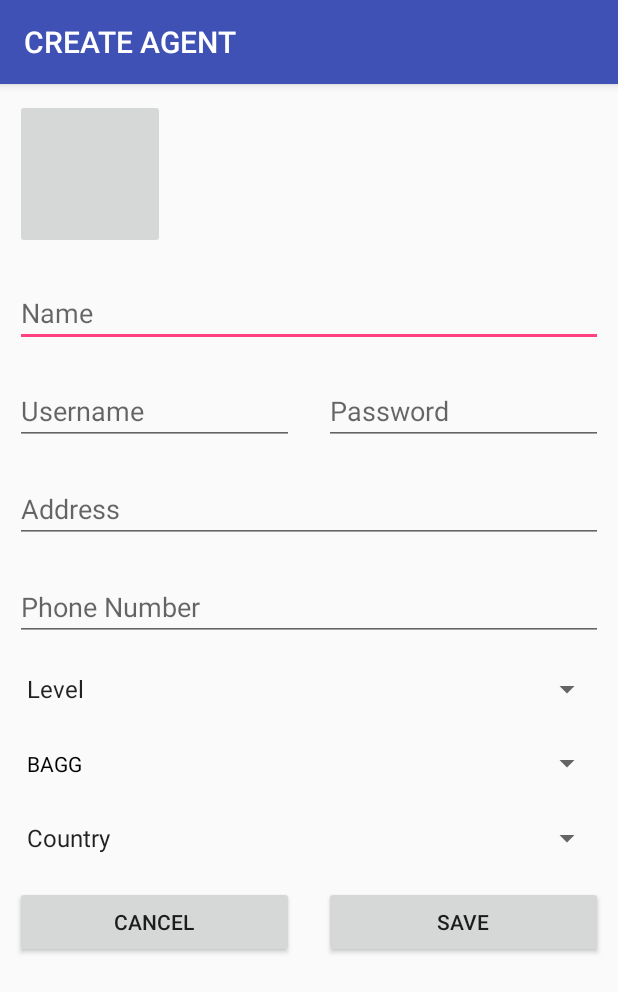
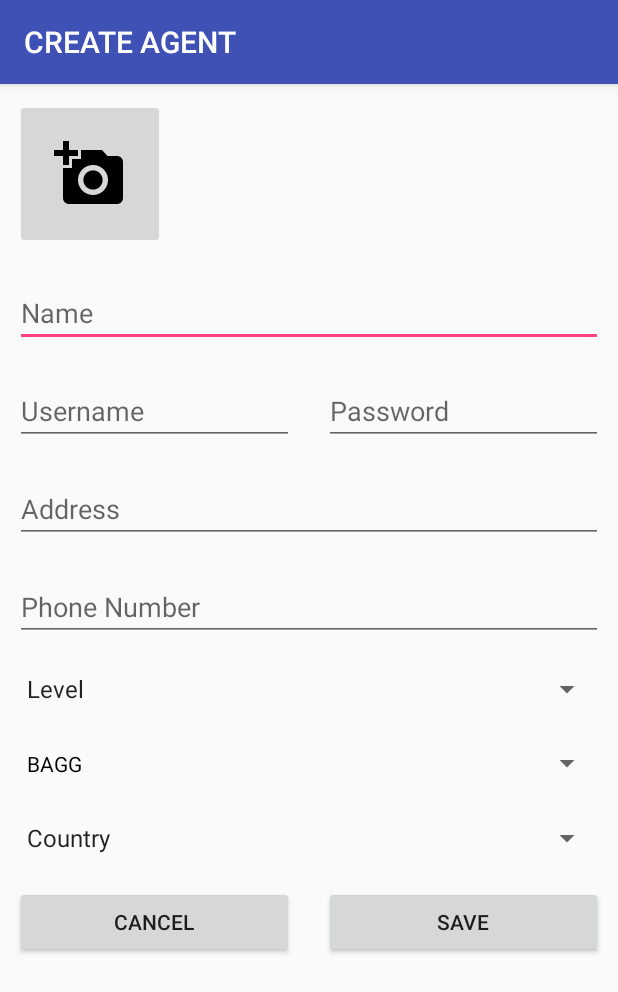
Before and after one commit to alfredofernandes/android-Agents, an Android app: the CreateAgentActivity screen opened directly, with no data from a screen before it, after a tap on "Description", on a phone screen of 412 x 824 dp. Shown: the top 992 px of the screen. Run offline under Robolectric (Android 15) with nearby library versions, the phone set to English and light mode, and no system bars; 1 statement that could not run was skipped.

Commit message:
- adjusted agent photo

```diff
--- a/Agents/app/src/main/AndroidManifest.xml
+++ b/Agents/app/src/main/AndroidManifest.xml
@@ -3,8 +3,6 @@
     package="com.example.alfredorfernandes.agents">
 
     <uses-permission android:name="android.permission.CALL_PHONE" />
-    <uses-permission android:name="android.permission.CAMERA" />
-    <uses-feature android:name="android.hardware.camera" />
 
     <application
         android:name=".App"
--- a/Agents/app/src/main/java/com/example/alfredorfernandes/agents/activities/CreateAgentActivity.java
+++ b/Agents/app/src/main/java/com/example/alfredorfernandes/agents/activities/CreateAgentActivity.java
@@ -1,20 +1,14 @@
 package com.example.alfredorfernandes.agents.activities;
 
 import android.app.Activity;
-import android.content.DialogInterface;
 import android.content.Intent;
-import android.content.pm.PackageManager;
-import android.graphics.Bitmap;
-import android.graphics.BitmapFactory;
+import android.net.Uri;
 import android.provider.MediaStore;
-import android.support.v7.app.AlertDialog;
 import android.support.v7.app.AppCompatActivity;
 import android.os.Bundle;
-import android.util.Base64;
 import android.view.View;
 import android.widget.ArrayAdapter;
 import android.widget.Button;
-import android.widget.EditText;
 import android.widget.ImageButton;
 import android.widget.Spinner;
 import android.widget.Toast;
@@ -27,11 +21,7 @@ import com.example.alfredorfernandes.agents.helper.AgentHelper;
 import com.example.alfredorfernandes.agents.model.Agency;
 import com.example.alfredorfernandes.agents.model.Agent;
 
-import java.io.ByteArrayOutputStream;
 import java.io.File;
-import java.io.FileNotFoundException;
-import java.io.FileOutputStream;
-import java.io.IOException;
 import java.util.List;
 
 public class CreateAgentActivity extends AppCompatActivity {
@@ -39,8 +29,9 @@ public class CreateAgentActivity extends AppCompatActivity {
     private AgentHelper helper;
     private ArrayAdapter<CharSequence> adapter;
     private AgencyAdapter adapterAgency;
-    private Bitmap bitmapPhoto;
+
     private ImageButton photo;
+    private String dirAppPhoto;
 
     private static final int CAMERA_REQUEST = 1888;
 
@@ -64,8 +55,14 @@ public class CreateAgentActivity extends AppCompatActivity {
         photo.setOnClickListener(new View.OnClickListener() {
             @Override
             public void onClick(View v) {
-                Intent cameraIntent = new Intent(android.provider.MediaStore.ACTION_IMAGE_CAPTURE);
-                startActivityForResult(cameraIntent, CAMERA_REQUEST);
+
+                Intent intentCamera = new Intent(MediaStore.ACTION_IMAGE_CAPTURE);
+
+                dirAppPhoto = getExternalFilesDir(null) + "/" + System.currentTimeMillis() + ".jpg";
+                File filePhoto = new File(dirAppPhoto);
+
+                intentCamera.putExtra(MediaStore.EXTRA_OUTPUT, Uri.fromFile(filePhoto));
+                startActivityForResult(intentCamera, CAMERA_REQUEST);
             }
         });
 
@@ -97,9 +94,9 @@ public class CreateAgentActivity extends AppCompatActivity {
             @Override
             public void onClick(View v) {
                 Agent agent = helper.helperAgent();
-                agent.setPhoto(bitmapPhoto);
                 AgentDAO dao = new AgentDAO();
                 dao.dbInsert(agent);
+
                 Toast.makeText(CreateAgentActivity.this, "Agent " + agent.getName() + " was saved!", Toast.LENGTH_SHORT).show();
                 finish();
             }
@@ -109,8 +106,11 @@ public class CreateAgentActivity extends AppCompatActivity {
 
     protected void onActivityResult(int requestCode, int resultCode, Intent data) {
         if (requestCode == CAMERA_REQUEST && resultCode == RESULT_OK) {
-            bitmapPhoto = (Bitmap) data.getExtras().get("data");
-            photo.setImageBitmap(bitmapPhoto);
+            if (resultCode == Activity.RESULT_OK) {
+                if (requestCode == CAMERA_REQUEST) {
+                    helper.loadImage(dirAppPhoto);
+                }
+            }
         }
     }
 
--- a/Agents/app/src/main/res/layout/activity_create_agent.xml
+++ b/Agents/app/src/main/res/layout/activity_create_agent.xml
@@ -12,6 +12,7 @@
             android:layout_width="100dp"
             android:layout_height="100dp"
             android:layout_margin="10dp"
+            android:src="@drawable/ic_add_photo"
             android:contentDescription="@string/photo_description" />
 
         <EditText
--- a/Agents/app/src/main/res/layout/listitem_agent.xml
+++ b/Agents/app/src/main/res/layout/listitem_agent.xml
@@ -9,6 +9,7 @@
         android:layout_width="50dp"
         android:layout_height="50dp"
         android:layout_margin="10dp"
+        android:src="@drawable/ic_account"
         android:contentDescription="@string/photo_description" />
 
     <LinearLayout
```
Also changed, not shown: Agents/app/src/main/java/com/example/alfredorfernandes/agents/activities/AgentDetailActivity.java (+9 -1 lines), Agents/app/src/main/java/com/example/alfredorfernandes/agents/adapter/AgentAdapter.java (+8 -2 lines), Agents/app/src/main/java/com/example/alfredorfernandes/agents/dao/AgentDAO.java (+10 -30 lines), Agents/app/src/main/java/com/example/alfredorfernandes/agents/helper/AgentHelper.java (+21 -0 lines), Agents/app/src/main/java/com/example/alfredorfernandes/agents/model/Agent.java (+17 -6 lines), Agents/app/src/main/res/drawable-hdpi/ic_account.png (added), Agents/app/src/main/res/drawable-hdpi/ic_add_photo.png (added), Agents/app/src/main/res/drawable-mdpi/ic_account.png (added), Agents/app/src/main/res/drawable-mdpi/ic_add_photo.png (added), Agents/app/src/main/res/drawable-xhdpi/ic_account.png (added), Agents/app/src/main/res/drawable-xhdpi/ic_add_photo.png (added), 1 other file.
